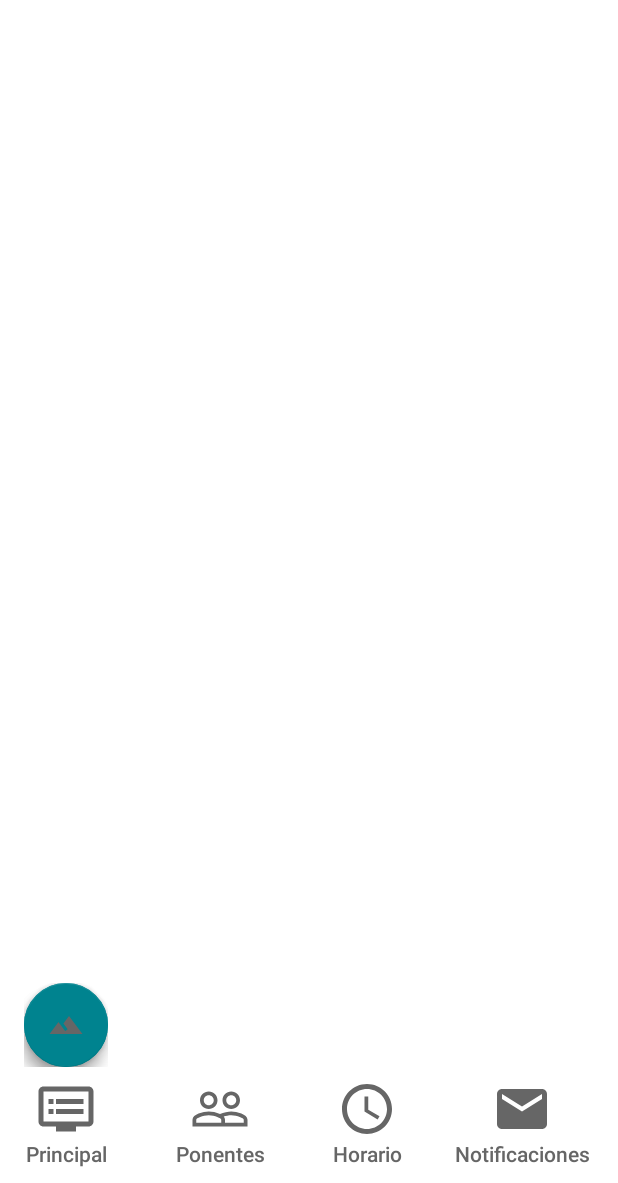
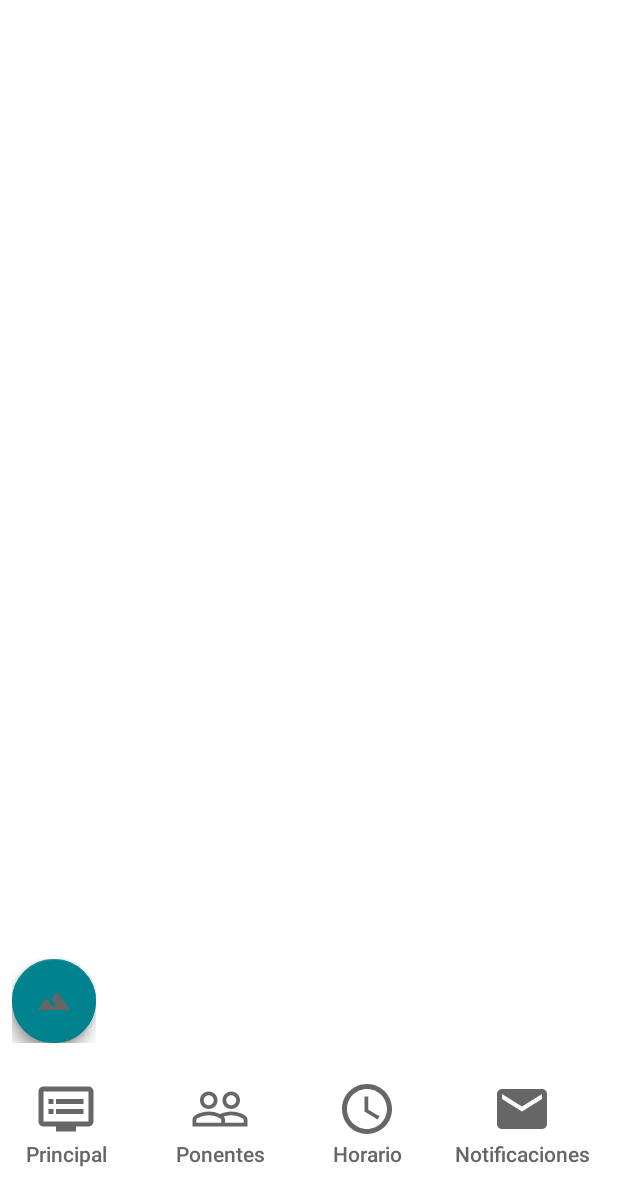
Before and after one commit to rmarin17/EventmPro, an Android app: the MapsActivity screen opened directly, with no data from a screen before it, on a phone screen of 412 x 824 dp, the part 53-1236 px from its top. Run offline under Robolectric (Android 15) with nearby library versions, the phone set to English and light mode, and no system bars; our stand-ins replace RxJava, data binding; libraries missing offline, so code that uses them is left out: com.estimote.coresdk; plain views replace FloatingActionButton, FloatingActionMenu; network calls fail; 2 statements that could not run were skipped.

Commit message:
Final final no va mas!!!

```diff
--- a/app/build.gradle
+++ b/app/build.gradle
@@ -10,7 +10,7 @@ android {
 
     defaultConfig {
         applicationId "unicauca.movil.eventmpro"
-        minSdkVersion 17
+        minSdkVersion 19
         targetSdkVersion 25
         versionCode 1
         versionName "1.0"
--- a/app/src/main/java/unicauca/movil/eventmpro/CargaDatos.java
+++ b/app/src/main/java/unicauca/movil/eventmpro/CargaDatos.java
@@ -262,6 +262,12 @@ public class CargaDatos extends AppCompatActivity implements DialogInterface.OnC
                             e.setNombre(en);
                             break;
 
+                        case "numerodias":
+                            parser.require(XmlPullParser.START_TAG, null, condi);
+                            String nd = readText(parser);
+                            e.setNumerodias(Integer.parseInt(nd));
+                            break;
+
                         case "objetivo":
                             parser.require(XmlPullParser.START_TAG, null, condi);
                             String obj = readText(parser);
--- a/app/src/main/java/unicauca/movil/eventmpro/db/DataBaseHelper.java
+++ b/app/src/main/java/unicauca/movil/eventmpro/db/DataBaseHelper.java
@@ -54,6 +54,7 @@ public class DataBaseHelper extends SQLiteOpenHelper {
 
         db.execSQL(" CREATE TABLE evento (_id INTEGER PRIMARY KEY"
                 +", nombre VARCHAR"
+                +", numerodias INTEGER"
                 +", objetivo VARCHAR"
                 +", lugar VARCHAR"
                 +", descripcion VARCHAR"
--- a/app/src/main/res/layout/activity_maps.xml
+++ b/app/src/main/res/layout/activity_maps.xml
@@ -38,36 +38,37 @@
                 android:id="@+id/layers"
                 android:layout_width="wrap_content"
                 android:layout_height="wrap_content"
-                android:layout_marginBottom="8dp"
-                android:layout_marginStart="16dp"
-                map:menu_colorNormal="@color/negro_semitransparente"
-                map:menu_icon="@drawable/ic_layers"
+                android:layout_marginBottom="24dp"
+                android:layout_marginStart="8dp"
+                fab:menu_colorPressed="@color/button_press"
                 map:layout_constraintBottom_toBottomOf="parent"
                 map:layout_constraintStart_toStartOf="parent"
-                fab:menu_colorPressed="@color/button_press"
-                >
+                map:menu_colorNormal="@color/negro_semitransparente"
+                map:menu_icon="@drawable/ic_layers">
 
                 <com.github.clans.fab.FloatingActionButton
                     android:id="@+id/accion_favorito"
                     android:layout_width="wrap_content"
                     android:layout_height="wrap_content"
                     android:onClick="@{()->handler.hibrido()}"
+                    android:src="@drawable/ic_satellite"
+                    map:srcCompat="@drawable/ic_satellite"
+                    tools:ignore="VectorDrawableCompat"
                     fab:fab_colorNormal="@color/negro_semitransparente"
                     fab:fab_size="mini"
-                    map:fab_colorPressed="@color/button_press"
-                    android:src="@drawable/ic_satellite"
-                    />
+                    map:fab_colorPressed="@color/button_press" />
 
                 <com.github.clans.fab.FloatingActionButton
                     android:id="@+id/accion_buscar"
                     android:layout_width="wrap_content"
                     android:layout_height="wrap_content"
                     android:onClick="@{()->handler.normal()}"
+                    android:src="@drawable/ic_terrain"
+                    map:srcCompat="@drawable/ic_terrain"
+                    tools:ignore="VectorDrawableCompat"
                     fab:fab_colorNormal="@color/negro_semitransparente"
                     fab:fab_size="mini"
-                    map:fab_colorPressed="@color/button_press"
-                    android:src="@drawable/ic_terrain"
-                    />
+                    map:fab_colorPressed="@color/button_press" />
 
             </com.github.clans.fab.FloatingActionMenu>
 
@@ -95,7 +96,9 @@
                     <ImageView
                         android:layout_width="@dimen/icon_btn"
                         android:layout_height="@dimen/icon_btn"
-                        android:src="@drawable/ic_principal" />
+                        android:src="@drawable/ic_principal"
+                        map:srcCompat="@drawable/ic_principal"
+                        tools:ignore="VectorDrawableCompat"/>
 
                     <TextView
                         style="@style/Base.TextAppearance.AppCompat.Body2"
@@ -126,7 +129,9 @@
                     <ImageView
                         android:layout_width="@dimen/icon_btn"
                         android:layout_height="@dimen/icon_btn"
-                        android:src="@drawable/ic_ponentes" />
+                        android:src="@drawable/ic_ponentes"
+                        map:srcCompat="@drawable/ic_ponentes"
+                        tools:ignore="VectorDrawableCompat"/>
 
                     <TextView
                         style="@style/Base.TextAppearance.AppCompat.Body2"
@@ -154,7 +159,9 @@
                     <ImageView
                         android:layout_width="@dimen/icon_btn"
                         android:layout_height="@dimen/icon_btn"
-                        android:src="@drawable/ic_clock" />
+                        android:src="@drawable/ic_clock"
+                        map:srcCompat="@drawable/ic_clock"
+                        tools:ignore="VectorDrawableCompat"/>
 
                     <TextView
                         style="@style/Base.TextAppearance.AppCompat.Body2"
@@ -182,7 +189,9 @@
                     <ImageView
                         android:layout_width="@dimen/icon_btn"
                         android:layout_height="@dimen/icon_btn"
-                        android:src="@drawable/ic_notification" />
+                        android:src="@drawable/ic_notification"
+                        map:srcCompat="@drawable/ic_notification"
+                        tools:ignore="VectorDrawableCompat"/>
 
                     <TextView
                         style="@style/Base.TextAppearance.AppCompat.Body2"
```
Also changed, not shown: app/src/main/java/unicauca/movil/eventmpro/Programacion.java (+19 -2 lines), app/src/main/java/unicauca/movil/eventmpro/db/EventoDao.java (+8 -4 lines), app/src/main/java/unicauca/movil/eventmpro/models/Evento.java (+9 -0 lines), app/src/main/res/drawable/background_label_fab.xml (deleted, +0 -11 lines), app/src/main/res/values/styles.xml (+0 -7 lines).
